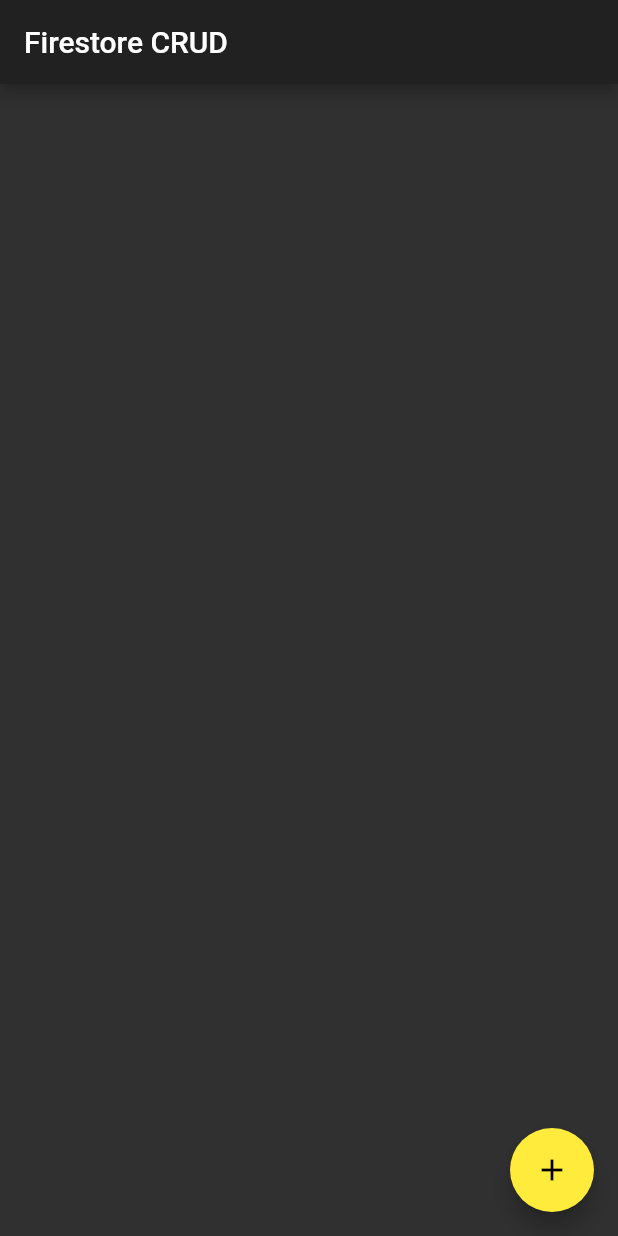
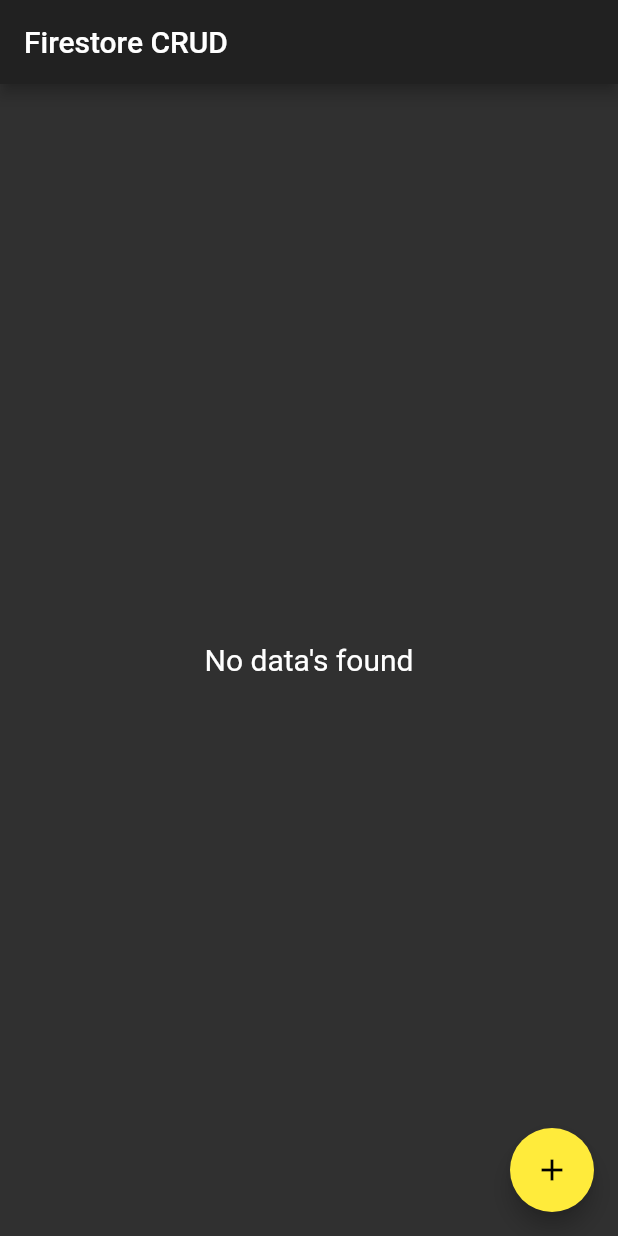
Before and after one commit to sivaram16/Flutter-with-Firebase-Tutorial, a Flutter app: the screen it shows after launch, on a phone screen of 412 x 824 dp. Run offline on Flutter 3.47's test engine with Material 2 defaults, Android fonts, the phone set to English and light mode, and no system bars; our stand-ins replace cloud_firestore, firebase_auth, firebase_core, google_sign_in; accounts and stored records are empty.

Commit message:
Empty state handled

```diff
--- a/firestore_crud/lib/main.dart
+++ b/firestore_crud/lib/main.dart
@@ -44,6 +44,14 @@ class _MyHomePageState extends State<MyHomePage> {
             if (snapshot.hasError) {
               return Text('Something went wrong');
             } else if (snapshot.hasData || snapshot.data != null) {
+              if (snapshot.data!.docs.isEmpty) {
+                return Center(
+                  child: Text(
+                    "No data's found",
+                    style: TextStyle(fontSize: 20),
+                  ),
+                );
+              }
               return ListView.separated(
                 separatorBuilder: (context, index) => SizedBox(height: 10.0),
                 itemCount: snapshot.data!.docs.length,
@@ -93,7 +101,6 @@ class _ListItem extends StatelessWidget {
       ),
       subtitle: Text(
         checkList.description,
-        maxLines: 1,
         overflow: TextOverflow.ellipsis,
       ),
       trailing: Container(
```
